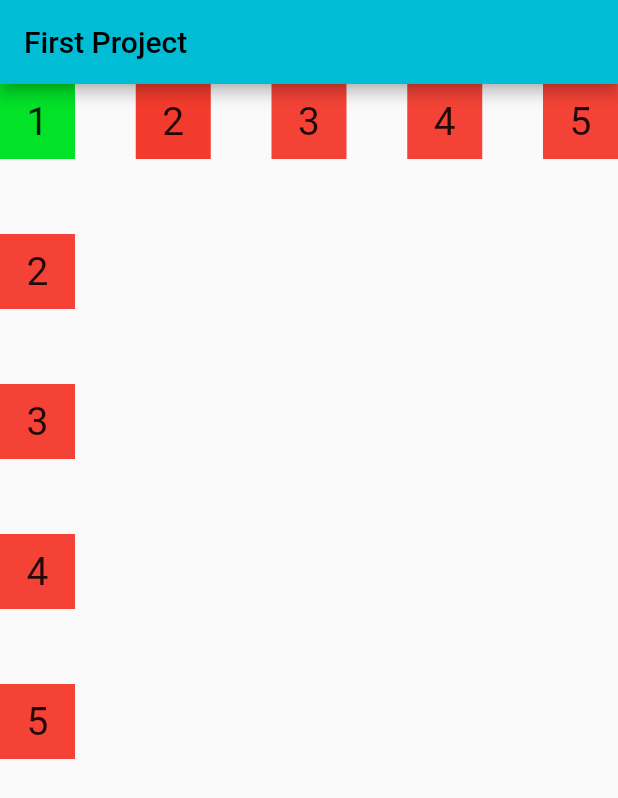
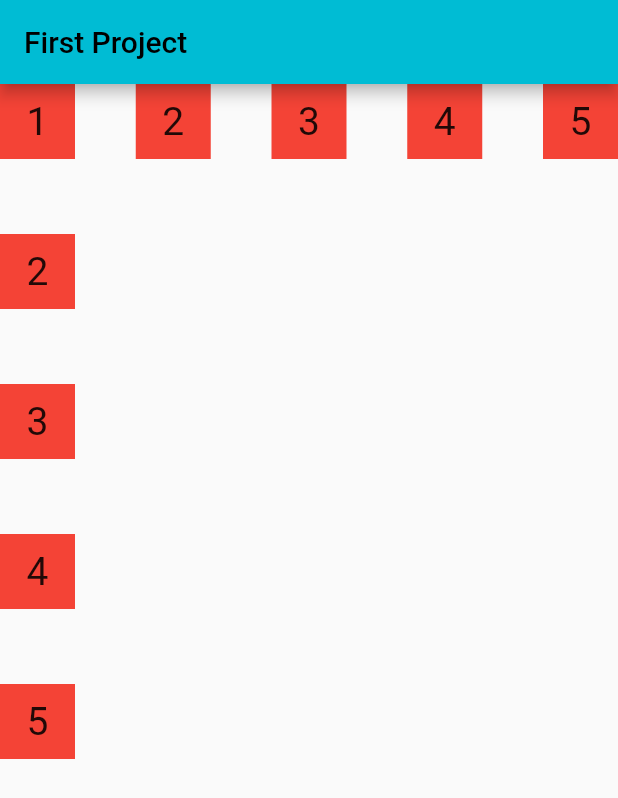
Before and after one commit to simonecarta/flutter_ex_cont-align, a Flutter app: the screen it shows after launch, on a phone screen of 412 x 824 dp. Shown: the top 798 px of the screen. Run offline on Flutter 3.47's test engine with Material 2 defaults, Android fonts, the phone set to English and light mode, and no system bars.

Commit message:
back to red

```diff
--- a/lib/main.dart
+++ b/lib/main.dart
@@ -38,8 +38,8 @@ class MyApp extends StatelessWidget {
     return Row(
       mainAxisAlignment: MainAxisAlignment.spaceBetween,
       children: [
-        createContainer('1', Color.fromARGB(255, 2, 226, 39), margin: 0),
-        createContainer('2', Color.fromARGB(255, 243, 59, 45), margin: 0),
+        createContainer('1', Colors.red, margin: 0),
+        createContainer('2', Colors.red, margin: 0),
         createContainer('3', Colors.red, margin: 0),
         createContainer('4', Colors.red, margin: 0),
         createContainer('5', Colors.red, margin: 0),
```
